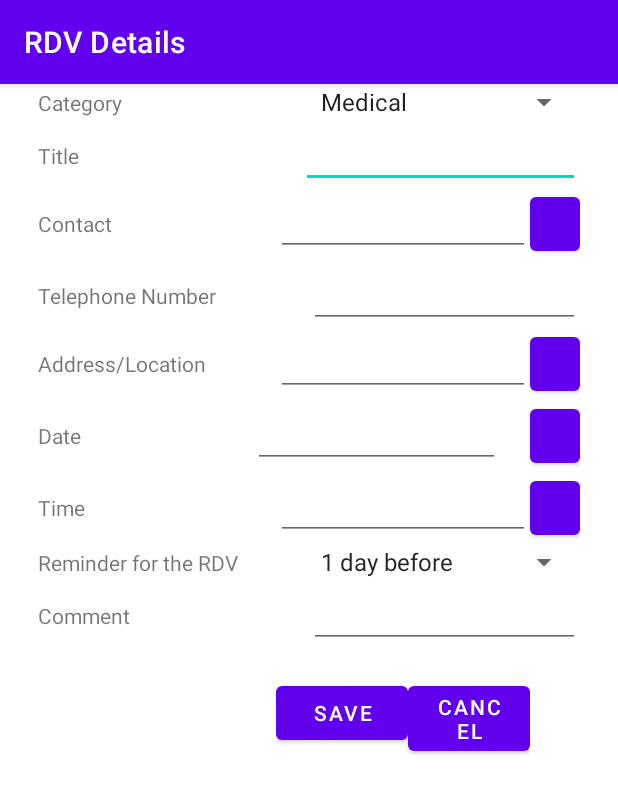
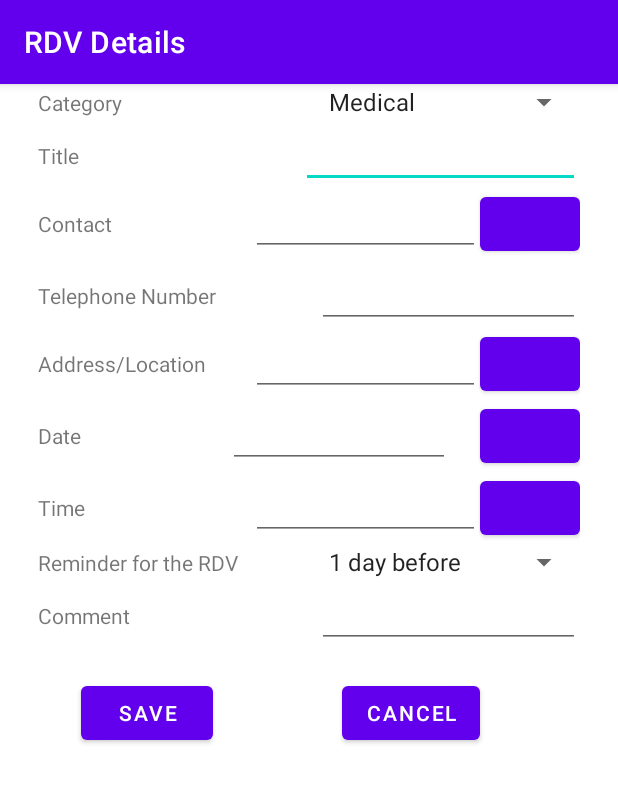
Before and after one commit to DukeAsk1/Android-Java, an Android app: the screen it shows after launch (MomentDetails), after a tap on "Add", on a phone screen of 412 x 824 dp. Shown: the top 794 px of the screen. Run offline under Robolectric (Android 15) with nearby library versions, the phone set to English and light mode, and no system bars.

Commit message:
quelque changement de design

```diff
--- a/rdv/app/src/main/res/layout/activity_rdv_details.xml
+++ b/rdv/app/src/main/res/layout/activity_rdv_details.xml
@@ -83,7 +83,7 @@
             <Button
                 android:id="@+id/btnPickContact"
                 android:layout_weight="1"
-                android:layout_width="150dp"
+                android:layout_width="200dp"
                 android:layout_height="wrap_content"
                 android:onClick="pickContact"
                 android:icon="@drawable/contact"/>
@@ -177,6 +177,7 @@
             android:layout_height="match_parent">
 
             <TextView
+                android:layout_column="0"
                 android:id="@+id/textView3"
                 android:layout_weight="5"
                 android:layout_width="wrap_content"
@@ -184,6 +185,7 @@
                 android:text="@string/lblTime" />
 
             <EditText
+                android:layout_column="1"
                 android:id="@+id/etTime"
                 android:layout_weight="0"
                 android:layout_width="wrap_content"
@@ -193,6 +195,7 @@
                 android:inputType="time"/>
 
             <Button
+                android:layout_column="2"
                 android:id="@+id/btnPickTime"
                 android:layout_weight="3"
                 android:onClick="pickTime"
@@ -257,29 +260,26 @@
             android:layout_height="match_parent"
             android:orientation="horizontal">
 
-            <LinearLayout
-                android:layout_width="match_parent"
-                android:layout_height="match_parent"
-                android:layout_column="1"
-                android:layout_marginLeft="25dp"
-                android:orientation="horizontal">
+
 
                 <Button
+                    android:layout_column="0"
                     android:id="@+id/btnSave"
                     android:layout_width="wrap_content"
                     android:layout_height="wrap_content"
-                    android:layout_gravity="left"
+                    android:layout_gravity="right"
                     android:onClick="saveMoment"
                     android:text="@string/btnSave" />
 
                 <Button
+                    android:layout_column="1"
                     android:id="@+id/btnCancel"
                     android:layout_width="wrap_content"
                     android:layout_height="wrap_content"
                     android:layout_gravity="right"
                     android:onClick="onCancelClick"
                     android:text="@string/btnCancel" />
-            </LinearLayout>
+
         </TableRow>
     </TableLayout>
 
```
